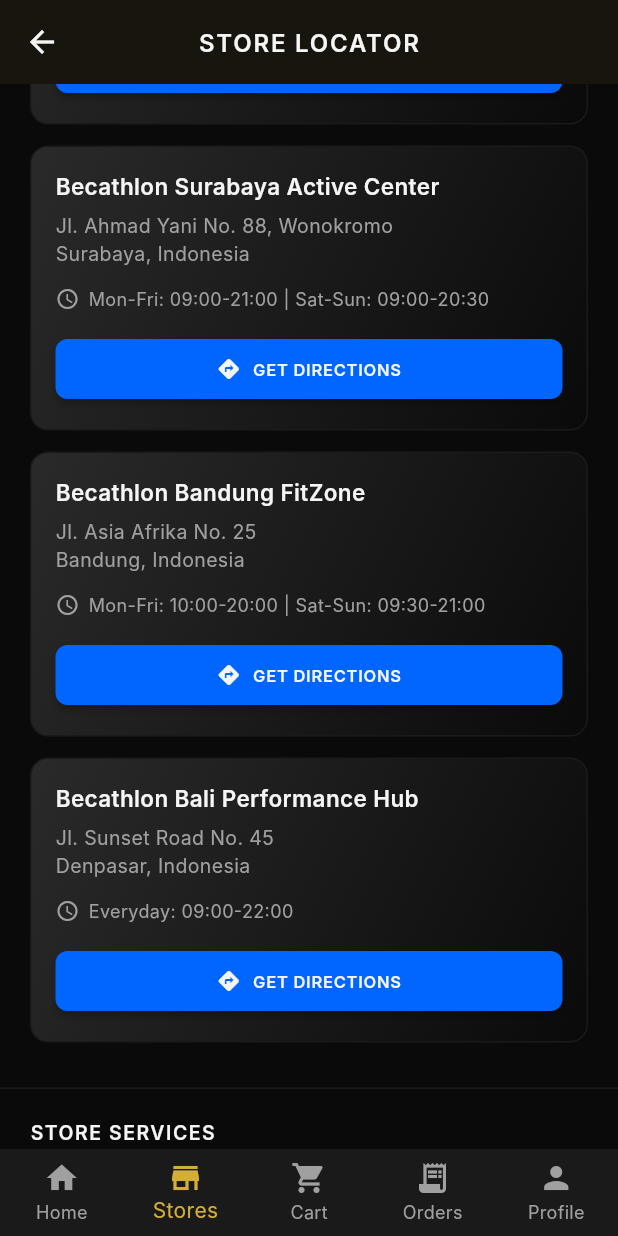
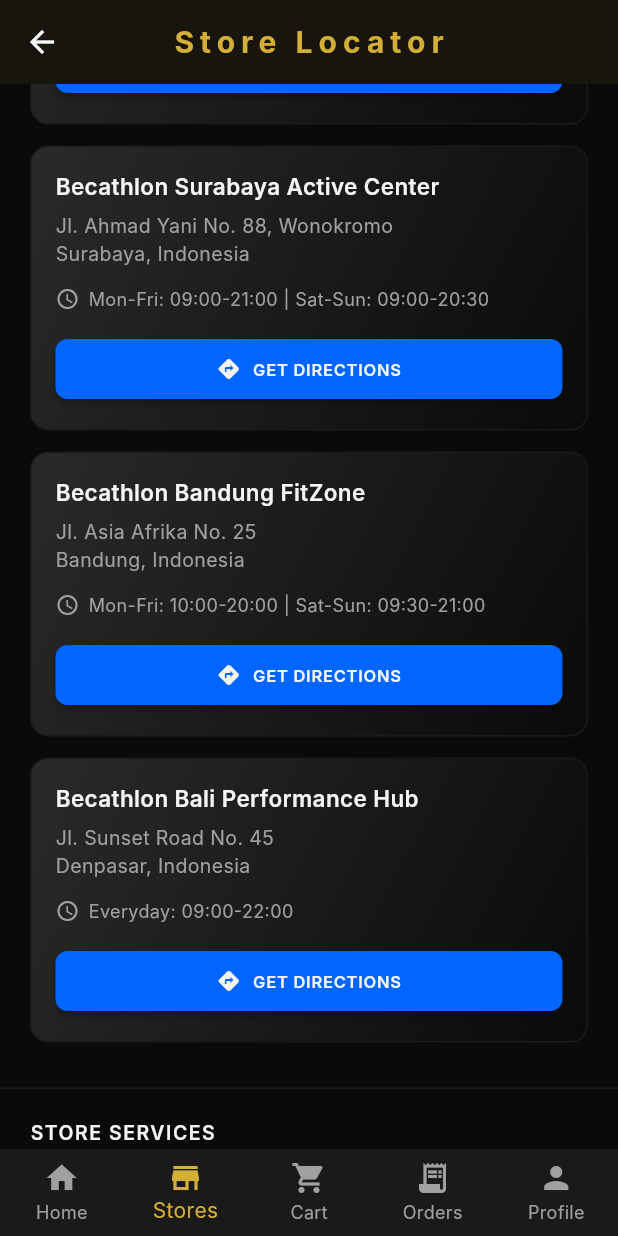
Before and after one commit to pbp-group-k4/becathlon-mobile, a Flutter app: the StoreLocatorScreen screen opened directly, scrolled down 576 dp, on a phone screen of 412 x 824 dp. Run offline on Flutter 3.47's test engine with Material 3 defaults, Android fonts, the phone set to English and light mode, and no system bars; our stand-ins replace flutter_map, latlong2; missing offline and left inert: pbp_django_auth; accounts and stored records are empty; Roboto replaces fonts that are missing (Inter).

Commit message:
Fixed Store Locator UI

```diff
--- a/lib/screens/stores/store.dart
+++ b/lib/screens/stores/store.dart
@@ -63,14 +63,7 @@
           icon: const Icon(Icons.arrow_back, color: ultraLight),
           onPressed: () => Navigator.of(context).pop(),
         ),
-        title: const Text(
-          'STORE LOCATOR',
-          style: TextStyle(
-            color: ultraLight,
-            fontSize: 16,
-            fontWeight: FontWeight.w600,
-            letterSpacing: 1.2,
-          ),
+        title: Text("Store Locator", style: AppTextStyles.appBarTitle
         ),
         centerTitle: true,
       ),
```
